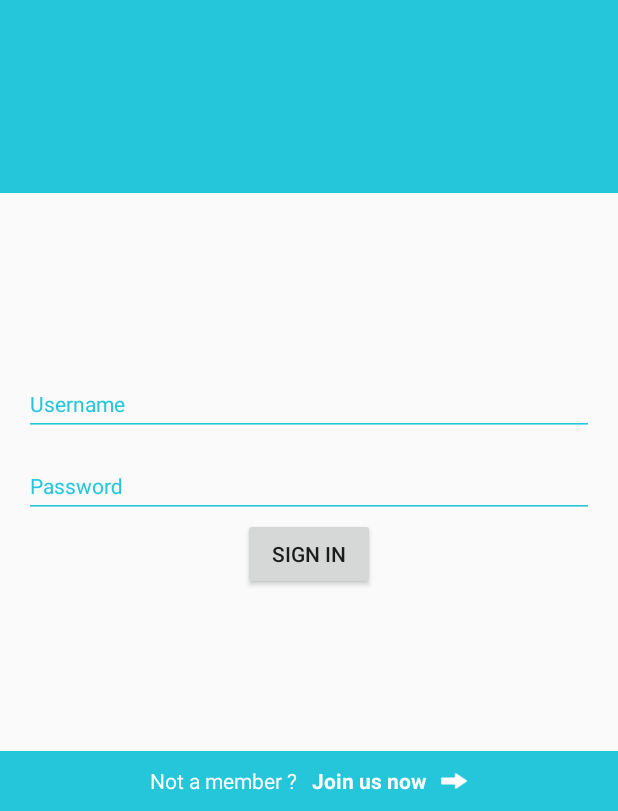
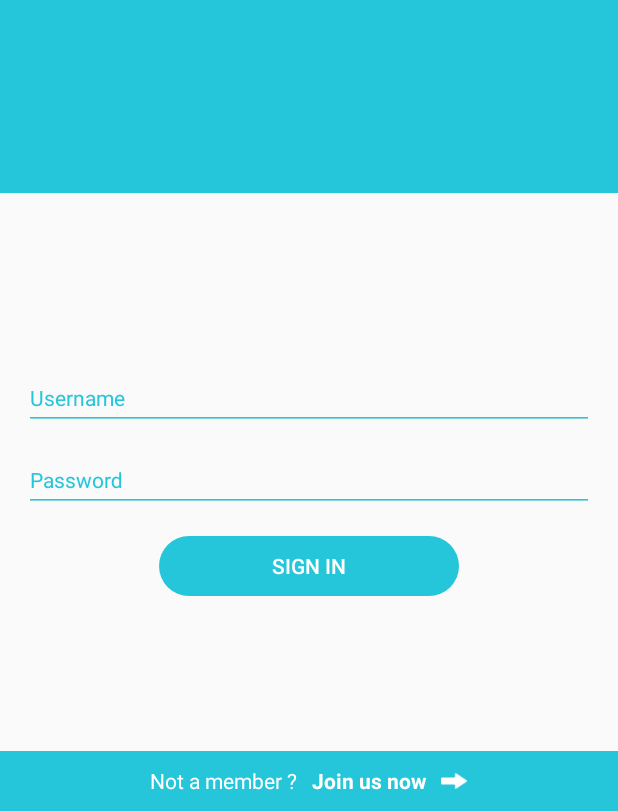
Before and after one commit to taveratch/joinpa-android, an Android app: the screen it shows after launch (SigninActivity), on a phone screen of 412 x 824 dp, the part 425-1236 px from its top. Run offline under Robolectric (Android 15) with nearby library versions, the light colour scheme and no system bars; our stand-ins replace ButterKnife.

Commit message:
[#119505095] Added style to buttons on signin and signup

```diff
--- /dev/null
+++ b/app/src/main/res/drawable-xhdpi/rounded_button.xml
@@ -0,0 +1,9 @@
+<?xml version="1.0" encoding="utf-8"?>
+<shape xmlns:android="http://schemas.android.com/apk/res/android">
+    <corners
+        android:radius="1000dp"
+        ></corners>
+    <solid
+        android:color="@color/colorPrimary"
+        ></solid>
+</shape>
--- a/app/src/main/res/layout/activity_sign_up.xml
+++ b/app/src/main/res/layout/activity_sign_up.xml
@@ -126,12 +126,13 @@
 
         <Button
             android:layout_width="wrap_content"
-            android:layout_height="wrap_content"
+            android:layout_height="@dimen/sign_in_up_button_height"
             android:text="Join us"
             android:layout_below="@id/email_wrapper"
             android:layout_centerHorizontal="true"
             android:id="@+id/sign_up_button"
-            />
+            android:layout_marginTop="@dimen/activity_vertical_margin"
+            style="@style/SignInUpButton" />
 
     </RelativeLayout>
 
--- a/app/src/main/res/layout/activity_signin.xml
+++ b/app/src/main/res/layout/activity_signin.xml
@@ -78,7 +78,7 @@
                         android:hint="@string/username"
                         android:textSize="@dimen/text_body"
                         android:id="@+id/et_username"
-                        />
+                        android:singleLine="true" />
 
                 </android.support.design.widget.TextInputLayout>
                 <android.support.design.widget.TextInputLayout
@@ -95,15 +95,18 @@
                         android:hint="@string/password"
                         android:textSize="@dimen/text_body"
                         android:id="@+id/et_password"
-                        android:password="true" />
+                        android:password="true"
+                        android:singleLine="true" />
 
                 </android.support.design.widget.TextInputLayout>
                 <Button
                     android:layout_width="wrap_content"
-                    android:layout_height="wrap_content"
                     android:text="@string/sign_in"
+                    style="@style/SignInUpButton"
                     android:id="@+id/btnSignin"
-                    android:layout_gravity="center_horizontal" />
+                    android:layout_gravity="center_horizontal"
+                    android:layout_marginTop="@dimen/activity_vertical_margin"
+                    android:layout_height="@dimen/sign_in_up_button_height" />
             </LinearLayout>
         </RelativeLayout>
 
--- a/app/src/main/res/values/dimens.xml
+++ b/app/src/main/res/values/dimens.xml
@@ -11,4 +11,6 @@
     <dimen name="sidebar_icon_margin">20dp</dimen>
     <dimen name="sidebar_text_size">16dp</dimen>
     <dimen name="sidebar_icon_size">50dp</dimen>
+    <dimen name="sign_in_up_button_height">40dp</dimen>
+    <dimen name="sign_in_up_button_width">200dp</dimen>
 </resources>
--- a/app/src/main/res/values/styles.xml
+++ b/app/src/main/res/values/styles.xml
@@ -29,4 +29,11 @@
         <item name="android:textColor">#FFF</item>
         <item name="android:layout_height">?attr/actionBarSize</item>
     </style>
+
+    <style name="SignInUpButton" parent="@style/Widget.AppCompat.Button.Borderless">
+        <item name="android:background">@drawable/rounded_button</item>
+        <item name="android:height">@dimen/sign_in_up_button_height</item>
+        <item name="android:width">@dimen/sign_in_up_button_width</item>
+        <item name="android:textColor">#FFF</item>
+    </style>
 </resources>
```
